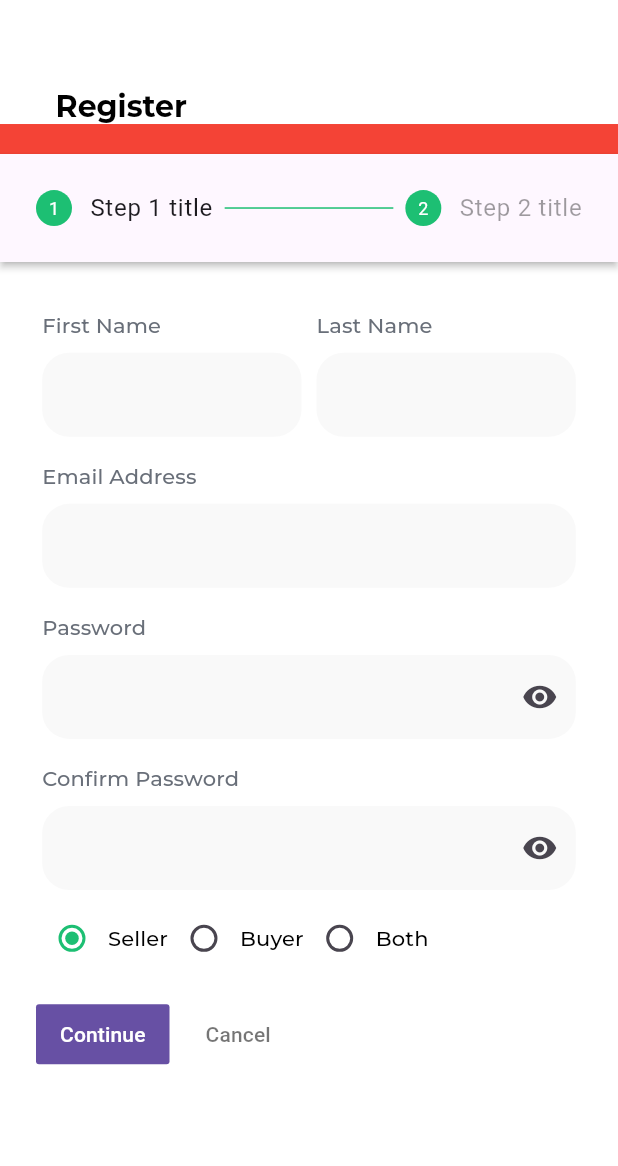
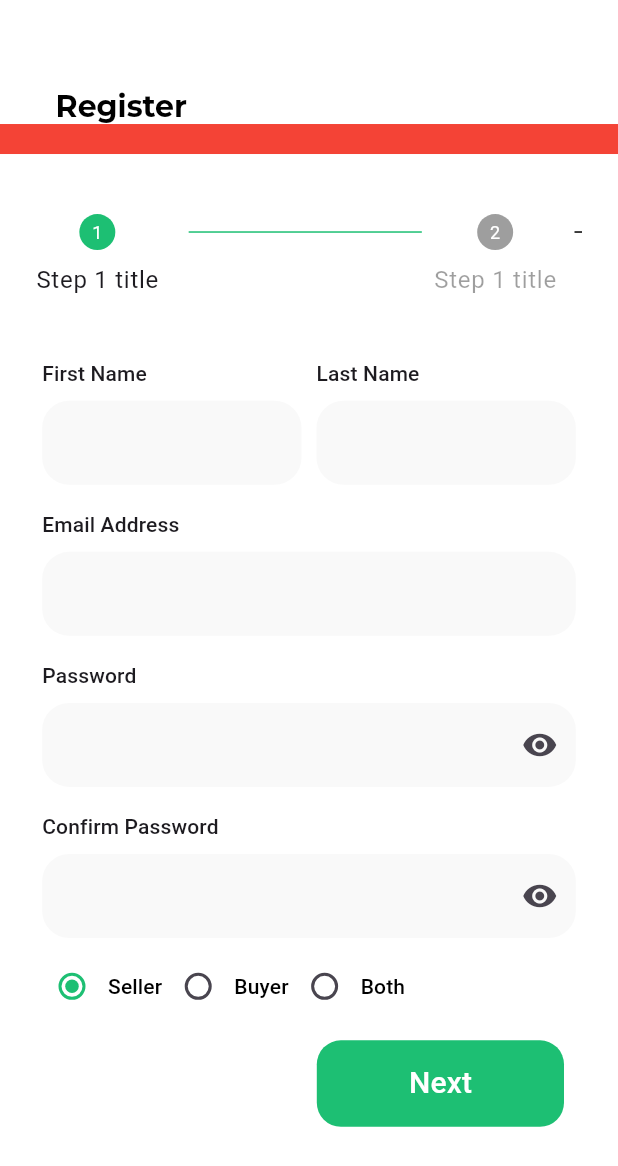
Before and after one commit to Mahmoudshady20/kafiil_test, a Flutter app: the screen it shows after launch, after a tap on "Register", on a phone screen of 412 x 824 dp. Shown: the top 1166 px of the screen. Run offline on Flutter 3.47's test engine with Material 3 defaults, Android fonts, the phone set to English and light mode, and no system bars; our stand-ins replace google_fonts.

Commit message:
1- finish step on in Register Screen

```diff
--- a/lib/feature/authentication_feature/widget/custom_auth_button.dart
+++ b/lib/feature/authentication_feature/widget/custom_auth_button.dart
@@ -2,9 +2,10 @@ import 'package:flutter/material.dart';
 
 class CustomAuthButton extends StatelessWidget {
   const CustomAuthButton(
-      {super.key, required this.buttonLabel, required this.onPressed});
+      {super.key, required this.buttonLabel, required this.onPressed,required this.width});
   final String buttonLabel;
   final void Function()? onPressed;
+  final double width;
   @override
   Widget build(BuildContext context) {
     return Container(
@@ -14,7 +15,7 @@ class CustomAuthButton extends StatelessWidget {
         right: 12,
       ),
       height: MediaQuery.of(context).size.height * 0.07,
-      width: MediaQuery.of(context).size.width,
+      width: MediaQuery.of(context).size.width * width,
       decoration: BoxDecoration(
           color: const Color(0xFF1DBF73),
           borderRadius: BorderRadius.circular(16)),
--- a/lib/feature/authentication_feature/widget/login_view_body.dart
+++ b/lib/feature/authentication_feature/widget/login_view_body.dart
@@ -61,6 +61,7 @@ class _LoginViewBodyState extends State<LoginViewBody> {
               CustomAuthButton(
                 buttonLabel: 'Login',
                 onPressed: () {},
+                width: 1,
               ),
               const HaveAccountLogin()
             ],
--- a/lib/feature/authentication_feature/widget/sign_up_body.dart
+++ b/lib/feature/authentication_feature/widget/sign_up_body.dart
@@ -1,5 +1,6 @@
 import 'package:flutter/material.dart';
 import 'package:kafiil_test/feature/authentication_feature/widget/custom_appbar_widget.dart';
+import 'package:kafiil_test/feature/authentication_feature/widget/custom_auth_button.dart';
 import 'package:kafiil_test/feature/authentication_feature/widget/sign_up_step_one.dart';
 import 'package:kafiil_test/feature/authentication_feature/widget/sign_up_step_two.dart';
 
@@ -51,14 +52,40 @@ class _SignUpBodyState extends State<SignUpBody> {
               color: Colors.red,
             ),
             Expanded(
+              child: Theme(
+                data: ThemeData(
+                  canvasColor: Colors.transparent,
+                  // Background color for the stepper
+                ),
                 child: Stepper(
-                connectorColor: WidgetStateProperty.all(
-                  const Color(0xFF1DBF73),
+                  elevation: 0,
+                  controlsBuilder: (context, details) {
+                    if(_index < 1){
+                      return Row(
+                        children: [
+                          const Spacer(),
+                          CustomAuthButton(buttonLabel: 'Next', onPressed: (){
+                            setState(() {
+                              _index+=1;
+                            });
+                          },width: 0.4,),
+                        ],
+                      );
+                    } else {
+                      Row(
+                        children: [
+                          const Spacer(),
+                          CustomAuthButton(buttonLabel: 'Continue', onPressed: (){
 
-                ),
-
+                          },width: 0.4,),
+                        ],
+                      );
+                    }
+                    return Container();
+                  },
                   physics: const AlwaysScrollableScrollPhysics(),
                   type: StepperType.horizontal,
+                  connectorColor: WidgetStateProperty.all(const Color(0xFF1DBF73),),
                   currentStep: _index,
                   onStepCancel: () {
                     if (_index > 0) {
@@ -79,10 +106,15 @@ class _SignUpBodyState extends State<SignUpBody> {
                       _index = index;
                     });
                   },
+                  margin: const EdgeInsets.all(0),
                   steps: [
                     Step(
-                    title: const Text('Step 1 title'),
+                      title: Container(),
+                      label: const Text('Step 1 title'),
                       isActive: _index >= 0,
+                      stepStyle: const StepStyle(
+                        color: Color(0xFF1DBF73),
+                      ),
                       content: SignUpStepOne(
                         firstNameController: firstNameController,
                         lastNameController: lastNameController,
@@ -90,15 +122,27 @@ class _SignUpBodyState extends State<SignUpBody> {
                         passwordController: passwordController,
                         confirmPasswordController: confirmPasswordController,
                       ),
-                    state: _index > 0 ? StepState.complete : StepState.indexed,
+                      state:
+                          _index > 0 ? StepState.complete : StepState.indexed,
                     ),
                     Step(
                       isActive: _index >= 1,
-                    title: const Text('Step 2 title'),
+                      title: Container(
+                        height: 1,
+                        width: 5,
+                        color: Colors.black,
+                      ),
+                      label: const Text('Step 1 title'),
+                      stepStyle: StepStyle(
+                        color:
+                            _index == 1 ? const Color(0xFF1DBF73) : Colors.grey,
+                      ),
                       content: const SignUpStepTwo(),
-                    state: _index > 1 ? StepState.complete : StepState.disabled,
+                      state:
+                          _index > 1 ? StepState.complete : StepState.disabled,
                     ),
                   ],
+                ),
               ),
             ),
           ],
```
Lines whose indentation alone changed are shown as unchanged.
